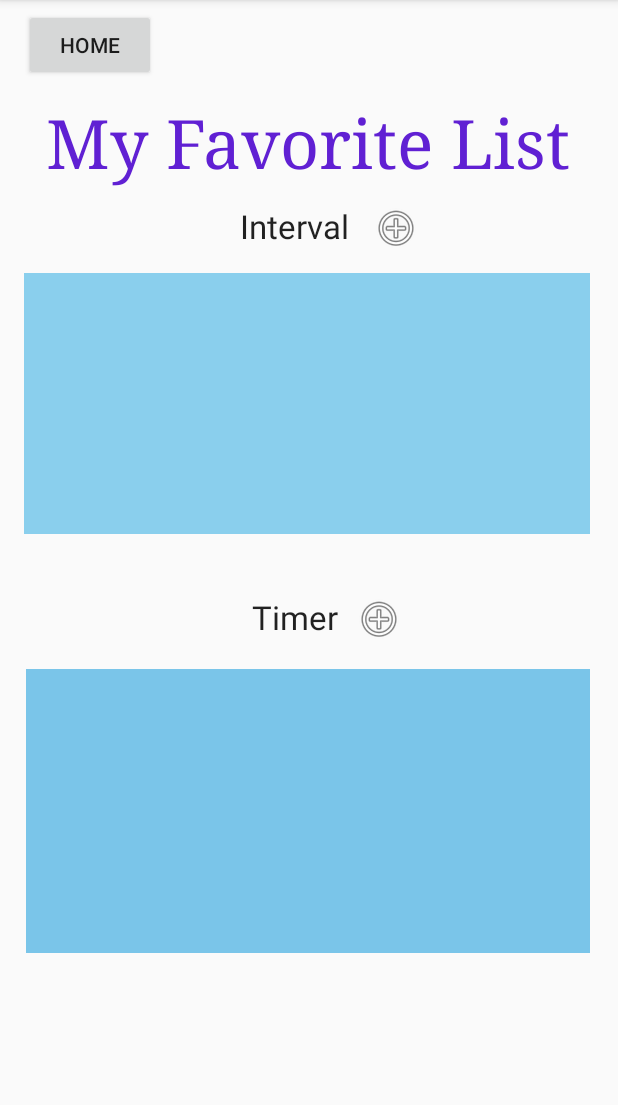
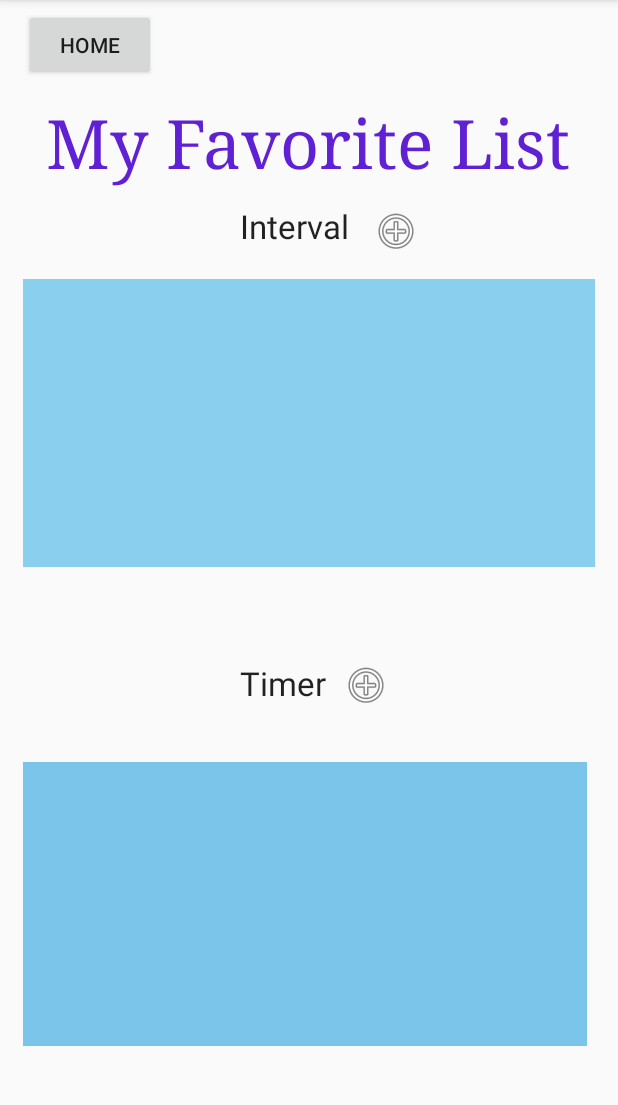
Before and after one commit to KUASE-AndroidDev2020/Project04, an Android app: the MyFavoriteActivity screen opened directly, with no data from a screen before it, on a phone screen of 412 x 824 dp, the part 84-1189 px from its top. Run offline under Robolectric (Android 15) with nearby library versions, the light colour scheme and no system bars.

Commit message:
Timer Set Activity を追加しました

```diff
--- a/app/src/main/AndroidManifest.xml
+++ b/app/src/main/AndroidManifest.xml
@@ -7,10 +7,11 @@
         android:label="@string/app_name"
         android:supportsRtl="true"
         android:theme="@style/AppTheme">
-        <activity android:name=".QuoteActivity"></activity>
+        <activity android:name=".TimerSetActivity" />
+        <activity android:name=".QuoteActivity" />
         <activity android:name=".IntervalActivityHome" />
         <activity android:name=".MyFavoriteActivity" />
-        <activity android:name=".IntervalActivity" ></activity>
+        <activity android:name=".IntervalActivity" />
         <activity android:name=".StopWatchActivity" />
         <activity android:name=".TimerActivity" />
         <activity android:name=".MainActivity">
--- a/app/src/main/java/com/example/sportstimer/IntervalActivity.java
+++ b/app/src/main/java/com/example/sportstimer/IntervalActivity.java
@@ -136,7 +136,7 @@ public class IntervalActivity extends AppCompatActivity{
         mTextViewCountDown.setText(timeLeftFormatted);
     }
 
-    // I don't know this part < Are you sure?
+    // I don't know this part < Are you serious?
     private void updateWatchInterface() {
         if (mTimerRunning) {
             mEditTextInput.setVisibility(View.INVISIBLE);
--- a/app/src/main/res/layout/activity_my_favorite.xml
+++ b/app/src/main/res/layout/activity_my_favorite.xml
@@ -6,17 +6,26 @@
     android:layout_height="match_parent"
     tools:context=".MyFavoriteActivity">
 
+    <View
+        android:id="@+id/view2"
+        android:layout_width="407dp"
+        android:layout_height="60dp"
+        app:layout_constraintBottom_toTopOf="@+id/TimerMenu"
+        app:layout_constraintEnd_toEndOf="parent"
+        app:layout_constraintStart_toStartOf="parent"
+        app:layout_constraintTop_toBottomOf="@+id/IntervalMenu" />
+
     <ImageView
-        android:id="@+id/MyFavoriteListTimerAddButton"
+        android:id="@+id/SetTimerAddButton"
         android:layout_width="wrap_content"
         android:layout_height="wrap_content"
-        android:onClick="MyFavoriteListTimerAddButton"
+        android:onClick="SetTimerAddButton"
         app:layout_constraintBottom_toBottomOf="parent"
         app:layout_constraintEnd_toEndOf="parent"
-        app:layout_constraintHorizontal_bias="0.072"
+        app:layout_constraintHorizontal_bias="0.067"
         app:layout_constraintStart_toEndOf="@+id/textView2"
         app:layout_constraintTop_toTopOf="parent"
-        app:layout_constraintVertical_bias="0.539"
+        app:layout_constraintVertical_bias="0.599"
         app:srcCompat="@android:drawable/ic_menu_add" />
 
     <TextView
@@ -61,14 +70,15 @@
 
     <androidx.recyclerview.widget.RecyclerView
         android:id="@+id/IntervalMenu"
-        android:layout_width="377dp"
-        android:layout_height="174dp"
-        android:layout_marginTop="16dp"
+        android:layout_width="381dp"
+        android:layout_height="192dp"
+        android:layout_marginTop="20dp"
         android:background="#8ACFED"
+        app:layout_constraintBottom_toBottomOf="parent"
         app:layout_constraintEnd_toEndOf="parent"
-        app:layout_constraintHorizontal_bias="0.47"
         app:layout_constraintStart_toStartOf="parent"
-        app:layout_constraintTop_toBottomOf="@+id/textView" />
+        app:layout_constraintTop_toBottomOf="@+id/textView"
+        app:layout_constraintVertical_bias="0.0" />
 
     <TextView
         android:id="@+id/textView2"
@@ -78,10 +88,10 @@
         android:textAppearance="@style/TextAppearance.AppCompat.Large"
         app:layout_constraintBottom_toBottomOf="parent"
         app:layout_constraintEnd_toEndOf="parent"
-        app:layout_constraintHorizontal_bias="0.474"
+        app:layout_constraintHorizontal_bias="0.451"
         app:layout_constraintStart_toStartOf="parent"
         app:layout_constraintTop_toTopOf="parent"
-        app:layout_constraintVertical_bias="0.537" />
+        app:layout_constraintVertical_bias="0.597" />
 
     <androidx.recyclerview.widget.RecyclerView
         android:id="@+id/TimerMenu"
@@ -90,10 +100,10 @@
         android:background="#7AC5E9"
         app:layout_constraintBottom_toBottomOf="parent"
         app:layout_constraintEnd_toEndOf="parent"
-        app:layout_constraintHorizontal_bias="0.485"
+        app:layout_constraintHorizontal_bias="0.428"
         app:layout_constraintStart_toStartOf="parent"
         app:layout_constraintTop_toTopOf="parent"
-        app:layout_constraintVertical_bias="0.771" />
+        app:layout_constraintVertical_bias="0.878" />
 
     <ImageView
         android:id="@+id/MyFavoriteListIntervalAddButton"
```
Also changed, not shown: app/src/main/java/com/example/sportstimer/IntervalActivityHome.java (+6 -1 lines), app/src/main/java/com/example/sportstimer/MyFavoriteActivity.java (+9 -0 lines), app/src/main/java/com/example/sportstimer/TimerSetActivity.java (added, +26 -0 lines), app/src/main/res/layout/activity_interval_home.xml (+5 -4 lines), app/src/main/res/layout/activity_timer_set.xml (added, +96 -0 lines).
